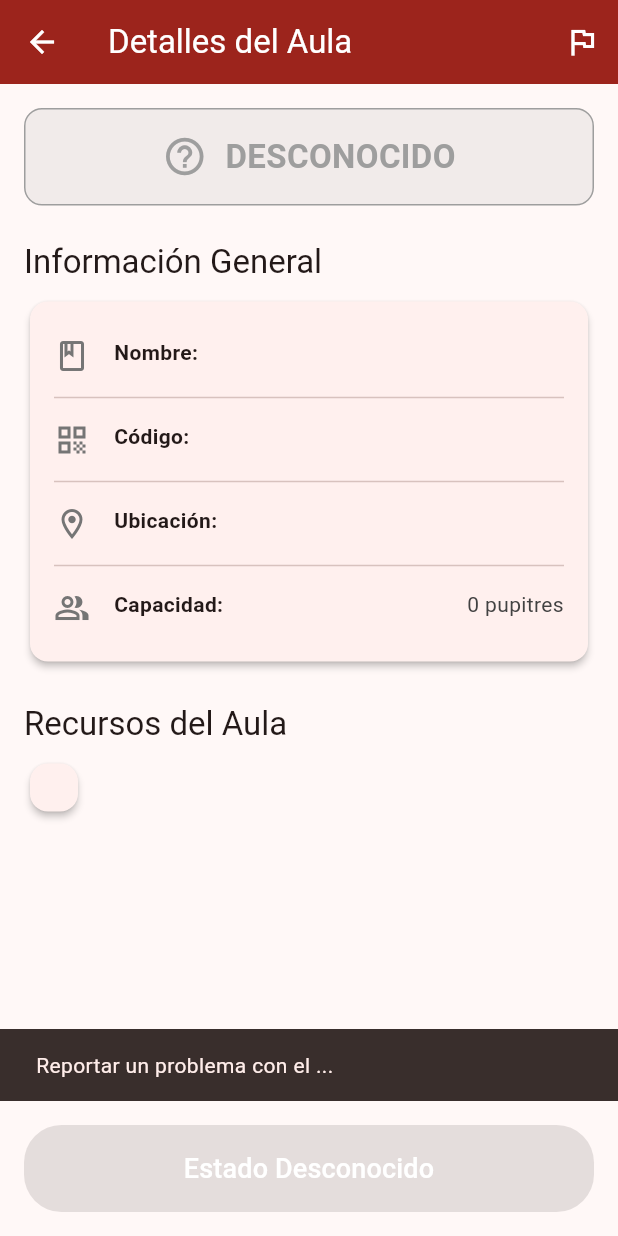
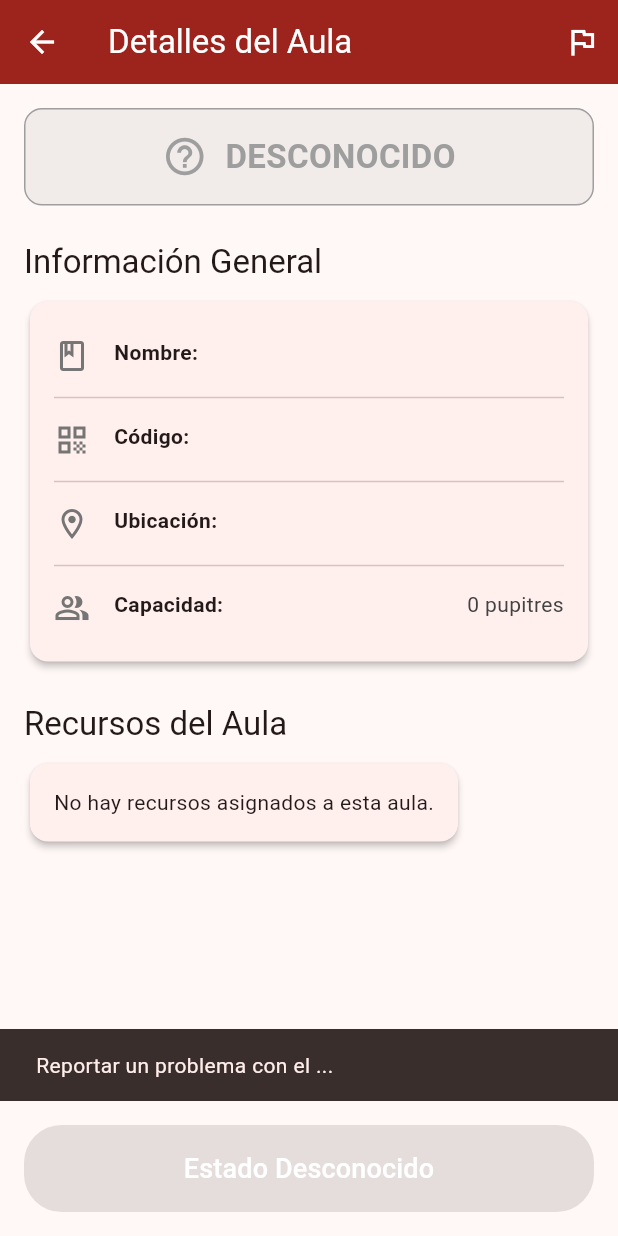
Before and after one commit to DIGP1/proyecto_API_aulas_disponibles, a Flutter app: the ClassroomDetailScreen screen opened directly with empty values, after a tap on the "flag" icon, on a phone screen of 412 x 824 dp. Run offline on Flutter 3.47's test engine with Material 3 defaults, Android fonts, the phone set to English and light mode, and no system bars; our stand-ins replace google_fonts, shared_preferences; missing offline and left inert: mobile_scanner; accounts and stored records are empty; network calls fail.

Commit message:
Update user and classroom resource models for improved JSON handling; enhance API request methods for better error management

```diff
--- a/lib/presentations/models/classroom_resources.dart
+++ b/lib/presentations/models/classroom_resources.dart
@@ -1,17 +1,13 @@
 class ClassroomResources {
-  final String recursoTipoNombre;
-  final int idAula;
-  final String nombreAula;
-  final int recursoCantidad;
+  final String nombre;
+  final int cantidad;
   final int classroomresourcesId;
   final String estado;
   final String observaciones;
 
   ClassroomResources({
-    required this.recursoTipoNombre,
-    required this.idAula,
-    required this.nombreAula,
-    required this.recursoCantidad,
+    required this.nombre,
+    required this.cantidad,
     required this.classroomresourcesId,
     required this.estado,
     required this.observaciones,
@@ -20,26 +16,22 @@ class ClassroomResources {
   // Método factory para crear una instancia desde la respuesta JSON
   factory ClassroomResources.fromJson(Map<String, dynamic> json) {
     return ClassroomResources(
-      recursoTipoNombre: json['recurso_tipo_nombre'],
-      idAula: json['id_aula'],
-      nombreAula: json['nombre_aula'],
-      recursoCantidad: json['recurso_cantidad'],
-      classroomresourcesId: json['aula_recurso_id'],
-      estado: json['estado'],
-      observaciones: json['observaciones'],
+      nombre: json['nombre'] ?? '',
+      cantidad: json['cantidad'] ?? 0,
+      classroomresourcesId: json['aula_recurso_id'] ?? 0,
+      estado: json['estado'] ?? 'desconocido',
+      observaciones: json['observaciones_recurso'] ?? '',
     );
   }
 
   // Método para convertir a JSON
   Map<String, dynamic> toJson() {
     return {
-      'recurso_tipo_nombre': recursoTipoNombre,
-      'id_aula': idAula,
-      'nombre_aula': nombreAula,
-      'recurso_cantidad': recursoCantidad,
+      'nombre': nombre,
+      'cantidad': cantidad,
       'aula_recurso_id': classroomresourcesId,
       'estado': estado,
-      'observaciones': observaciones,
+      'observaciones_recurso': observaciones,
     };
   }
 }
--- a/lib/presentations/screens/classroom_deteail_screen.dart
+++ b/lib/presentations/screens/classroom_deteail_screen.dart
@@ -1,27 +1,80 @@
-import 'package:aulas_disponibles/presentations/screens/home.dart';
+import 'dart:convert';
+import 'package:aulas_disponibles/presentations/api_request/api_request.dart';
+import 'package:aulas_disponibles/presentations/models/aula.dart';
+import 'package:aulas_disponibles/presentations/models/user.dart';
 import 'package:flutter/material.dart';
+import 'package:shared_preferences/shared_preferences.dart';
 
-class ClassroomDetailScreen extends StatelessWidget {
-  final AulaConRecursos aulaConRecursos;
+class ClassroomDetailScreen extends StatefulWidget {
+  final Aula aula;
 
-  const ClassroomDetailScreen({Key? key, required this.aulaConRecursos})
-    : super(key: key);
+  const ClassroomDetailScreen({Key? key, required this.aula}) : super(key: key);
+
+  @override
+  State<ClassroomDetailScreen> createState() => _ClassroomDetailScreenState();
+}
+
+class _ClassroomDetailScreenState extends State<ClassroomDetailScreen> {
+  final ApiRequest _apiRequest = ApiRequest();
+  late Aula _currentAula;
+  User? _currentUser;
+
+  @override
+  void initState() {
+    super.initState();
+    _currentAula = widget.aula;
+    _loadUser();
+  }
+
+  Future<void> _loadUser() async {
+    final prefs = await SharedPreferences.getInstance();
+    final userJson = prefs.getString('currentUser');
+    if (userJson != null) {
+      if (!mounted) return;
+      setState(() {
+        _currentUser = User.fromJson(jsonDecode(userJson));
+      });
+    }
+  }
+
+  Future<void> _refreshClassroom() async {
+    if (_currentUser?.token == null) {
+      ScaffoldMessenger.of(context).showSnackBar(
+        const SnackBar(content: Text('No se pudo autenticar para refrescar.')),
+      );
+      return;
+    }
+
+    final refreshedAula = await _apiRequest.getClassroomById(
+      _currentAula.id,
+      _currentUser!.token,
+    );
+
+    if (refreshedAula != null && mounted) {
+      setState(() {
+        _currentAula = refreshedAula;
+      });
+    } else {
+      ScaffoldMessenger.of(context).showSnackBar(
+        const SnackBar(
+          content: Text('Error al actualizar los datos del aula.'),
+        ),
+      );
+    }
+  }
 
   String _getTimeAgo(String dateString) {
-    if (dateString.isEmpty) return '';
-
+    if (dateString.isEmpty) return 'no disponible';
     try {
       final date = DateTime.parse(dateString);
       final now = DateTime.now();
       final difference = now.difference(date);
 
-      if (difference.inSeconds < 5) {
-        return 'justo ahora';
-      } else if (difference.inMinutes < 1) {
+      if (difference.inSeconds < 5) return 'justo ahora';
+      if (difference.inMinutes < 1)
         return 'hace ${difference.inSeconds} segundos';
-      } else if (difference.inHours < 1) {
-        return 'hace ${difference.inMinutes} minutos';
-      } else if (difference.inDays < 1) {
+      if (difference.inHours < 1) return 'hace ${difference.inMinutes} minutos';
+      if (difference.inDays < 1) {
         final hours = difference.inHours;
         final minutes = difference.inMinutes % 60;
         return 'hace ${hours}h y ${minutes}m';
@@ -37,12 +90,11 @@ class ClassroomDetailScreen extends StatelessWidget {
 
   @override
   Widget build(BuildContext context) {
-    final aula = aulaConRecursos.aula;
-    final recursos = aulaConRecursos.recursos;
-    final bool isReservable = aula.estado.toLowerCase() == 'disponible';
+    final recursos = _currentAula.recursos;
+    final bool isReservable = _currentAula.estado.toLowerCase() == 'disponible';
 
     String buttonText;
-    switch (aula.estado.toLowerCase()) {
+    switch (_currentAula.estado.toLowerCase()) {
       case 'disponible':
         buttonText = 'Reservar Aula';
         break;
@@ -67,7 +119,6 @@ class ClassroomDetailScreen extends StatelessWidget {
       },
       child: Scaffold(
         appBar: AppBar(
-          // --- MODIFICACIÓN: Título genérico en AppBar ---
           title: const Text(
             'Detalles del Aula',
             style: TextStyle(color: Colors.white),
@@ -81,7 +132,7 @@ class ClassroomDetailScreen extends StatelessWidget {
                 ScaffoldMessenger.of(context).showSnackBar(
                   SnackBar(
                     content: Text(
-                      'Reportar un problema con el ${aula.nombre}...',
+                      'Reportar un problema con el ${_currentAula.nombre}...',
                     ),
                   ),
                 );
@@ -89,13 +140,17 @@ class ClassroomDetailScreen extends StatelessWidget {
             ),
           ],
         ),
-        body: SingleChildScrollView(
+        body: RefreshIndicator(
+          onRefresh: _refreshClassroom,
+          color: const Color(0xFF9C241C),
+          child: SingleChildScrollView(
+            physics: const AlwaysScrollableScrollPhysics(),
             child: Padding(
               padding: const EdgeInsets.all(16.0),
               child: Column(
                 crossAxisAlignment: CrossAxisAlignment.start,
                 children: [
-                _buildAvailabilityBanner(aula.estado),
+                  _buildAvailabilityBanner(_currentAula.estado),
                   const SizedBox(height: 24),
                   Text(
                     'Información General',
@@ -111,32 +166,35 @@ class ClassroomDetailScreen extends StatelessWidget {
                       padding: const EdgeInsets.all(16.0),
                       child: Column(
                         children: [
-                        // --- MODIFICACIÓN: Añadir nombre del aula a la tarjeta ---
                           _buildInfoRow(
                             Icons.class_outlined,
                             'Nombre',
-                          aula.nombre,
+                            _currentAula.nombre,
                           ),
                           const Divider(),
-                        _buildInfoRow(Icons.qr_code, 'Código', aula.codigo),
+                          _buildInfoRow(
+                            Icons.qr_code,
+                            'Código',
+                            _currentAula.codigo,
+                          ),
                           const Divider(),
                           _buildInfoRow(
                             Icons.location_on_outlined,
                             'Ubicación',
-                          aula.ubicacion,
+                            _currentAula.ubicacion,
                           ),
                           const Divider(),
                           _buildInfoRow(
                             Icons.people_alt_outlined,
                             'Capacidad',
-                          '${aula.capacidadPupitres} pupitres',
+                            '${_currentAula.capacidadPupitres} pupitres',
                           ),
-                        if (aula.updatedAt.isNotEmpty) ...[
+                          if (_currentAula.updatedAt.isNotEmpty) ...[
                             const Divider(),
                             _buildInfoRow(
                               Icons.update,
                               'Actualizado',
-                            _getTimeAgo(aula.updatedAt),
+                              _getTimeAgo(_currentAula.updatedAt),
                             ),
                           ],
                         ],
@@ -157,30 +215,40 @@ class ClassroomDetailScreen extends StatelessWidget {
                     child: Padding(
                       padding: const EdgeInsets.all(16.0),
                       child: Column(
-                      children: recursos.map((recurso) {
+                        children: recursos.isEmpty
+                            ? [
+                                const Text(
+                                  'No hay recursos asignados a esta aula.',
+                                ),
+                              ]
+                            : recursos.map((recurso) {
                                 return Padding(
-                          padding: const EdgeInsets.symmetric(vertical: 10.0),
+                                  padding: const EdgeInsets.symmetric(
+                                    vertical: 10.0,
+                                  ),
                                   child: Row(
-                            crossAxisAlignment: CrossAxisAlignment.start,
+                                    crossAxisAlignment:
+                                        CrossAxisAlignment.start,
                                     children: [
                                       Expanded(
                                         child: Column(
-                                  crossAxisAlignment: CrossAxisAlignment.start,
+                                          crossAxisAlignment:
+                                              CrossAxisAlignment.start,
                                           children: [
-                                    // --- MODIFICACIÓN: Mostrar cantidad de recursos ---
                                             Row(
                                               children: [
                                                 Expanded(
                                                   child: Text(
-                                            recurso.recursoTipoNombre,
+                                                    recurso.nombre,
                                                     style: const TextStyle(
                                                       fontSize: 16,
-                                              fontWeight: FontWeight.w500,
+                                                      fontWeight:
+                                                          FontWeight.w500,
                                                     ),
                                                   ),
                                                 ),
                                                 Text(
-                                          'Cant: ${recurso.recursoCantidad}',
+                                                  'Cant: ${recurso.cantidad}',
                                                   style: const TextStyle(
                                                     fontSize: 14,
                                                     color: Colors.black54,
@@ -188,7 +256,9 @@ class ClassroomDetailScreen extends StatelessWidget {
                                                 ),
                                               ],
                                             ),
-                                    if (recurso.observaciones.isNotEmpty) ...[
+                                            if (recurso
+                                                .observaciones
+                                                .isNotEmpty) ...[
                                               const SizedBox(height: 4),
                                               Text(
                                                 recurso.observaciones,
@@ -214,6 +284,7 @@ class ClassroomDetailScreen extends StatelessWidget {
               ),
             ),
           ),
+        ),
         bottomNavigationBar: SafeArea(
           child: Padding(
             padding: const EdgeInsets.all(16.0),
@@ -222,7 +293,9 @@ class ClassroomDetailScreen extends StatelessWidget {
                   ? () {
                       ScaffoldMessenger.of(context).showSnackBar(
                         SnackBar(
-                          content: Text('Reservando el ${aula.nombre}...'),
+                          content: Text(
+                            'Reservando el ${_currentAula.nombre}...',
+                          ),
                         ),
                       );
                     }
@@ -337,9 +410,13 @@ class ClassroomDetailScreen extends StatelessWidget {
         color = Colors.orange;
         text = 'Regular';
         break;
-      default:
+      case 'malo':
         color = Colors.red;
         text = 'Malo';
+        break;
+      default:
+        color = Colors.blueGrey;
+        text = status;
     }
     return Container(
       padding: const EdgeInsets.symmetric(horizontal: 10, vertical: 5),
--- a/pubspec.yaml
+++ b/pubspec.yaml
@@ -31,7 +31,7 @@ dependencies:
   path_provider_platform_interface: 2.1.2
   path_provider_windows: 2.3.0
   provider: 6.1.5
-  shared_preferences: 2.5.3
+  shared_preferences: ^2.5.3
   shared_preferences_android: 2.4.10
   shared_preferences_foundation: 2.5.4
   shared_preferences_linux: 2.4.1
```
Also changed, not shown: lib/presentations/api_request/api_request.dart (+109 -15 lines), lib/presentations/models/aula.dart (+20 -9 lines), lib/presentations/models/user.dart (+18 -15 lines), lib/presentations/screens/home.dart (+181 -192 lines). Lines whose indentation alone changed are shown as unchanged.
